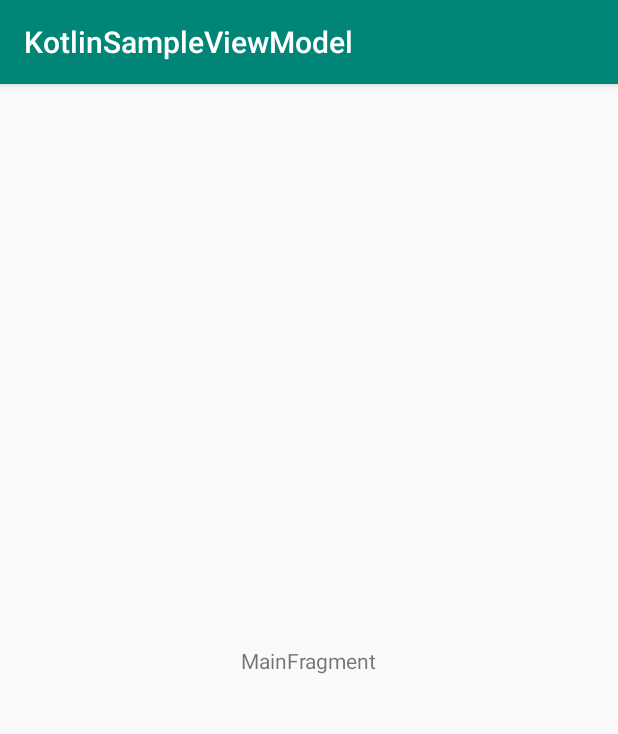
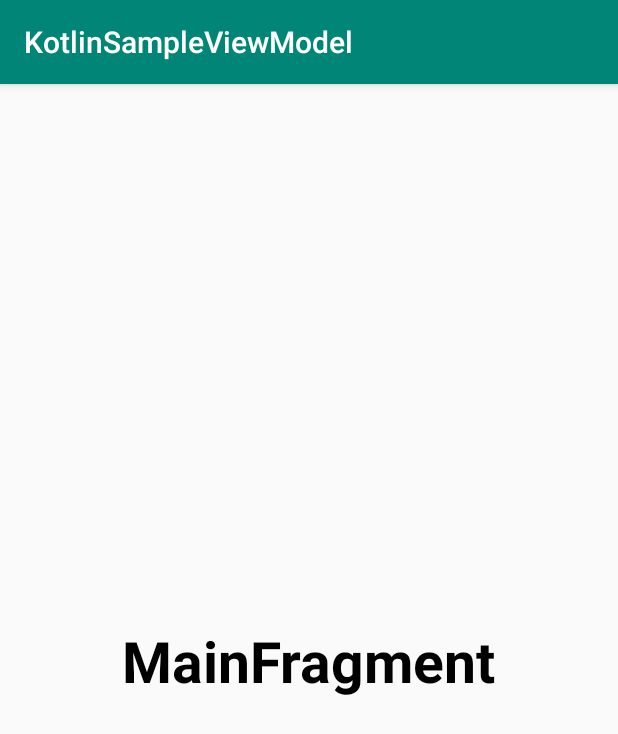
Before and after one commit to PSK13988/KotlinSampleViewModel, an Android app: the screen it shows after launch (MainActivity), on a phone screen of 412 x 824 dp. Shown: the top 734 px of the screen. Run offline under Robolectric (Android 15) with nearby library versions, the phone set to English and light mode, and no system bars.

Commit message:
- modified textview style

```diff
--- a/app/src/main/res/layout/main_fragment.xml
+++ b/app/src/main/res/layout/main_fragment.xml
@@ -13,6 +13,9 @@
             android:layout_width="wrap_content"
             android:layout_height="wrap_content"
             android:text="MainFragment"
+            android:textSize="38sp"
+            android:textColor="#000"
+            android:textStyle="bold"
             app:layout_constraintBottom_toBottomOf="parent"
             app:layout_constraintEnd_toEndOf="parent"
             app:layout_constraintStart_toStartOf="parent"
```
